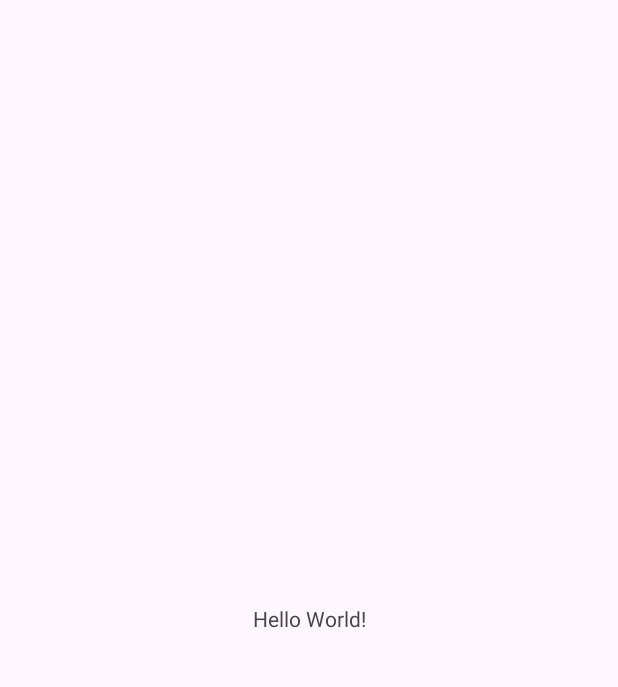
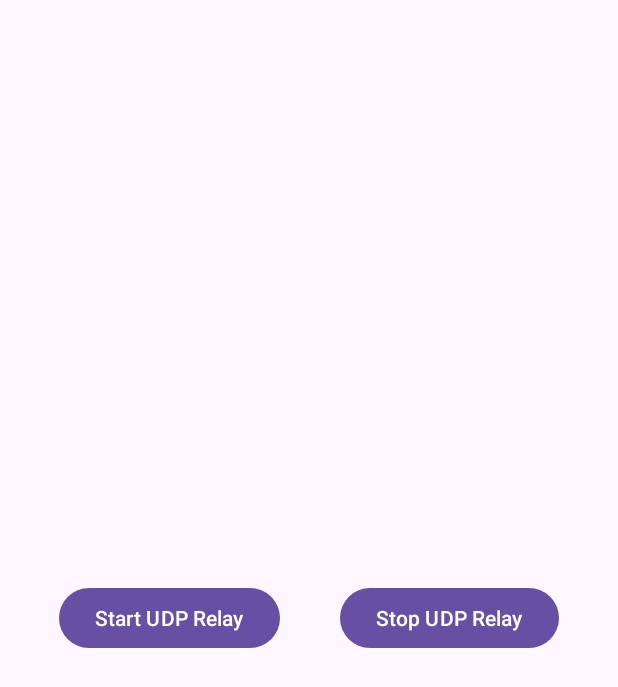
Before and after one commit to yymin1022/Android_UDP_Relay, an Android app: the screen it shows after launch (MainActivity), on a phone screen of 412 x 824 dp. Before the commit the part shown is almost empty. Shown: the top 687 px of the screen. Run offline under Robolectric (Android 15) with nearby library versions, the phone set to English and light mode, and no system bars.

Commit message:
Update Main Layout : Added Buttons for Start/Stop

```diff
--- a/app/src/main/res/layout/activity_main.xml
+++ b/app/src/main/res/layout/activity_main.xml
@@ -7,13 +7,24 @@
     android:layout_height="match_parent"
     tools:context=".MainActivity">
 
-    <TextView
+    <Button
         android:layout_width="wrap_content"
         android:layout_height="wrap_content"
-        android:text="Hello World!"
+        android:text="Start UDP Relay"
+        android:id="@+id/main_btn_start"
         app:layout_constraintBottom_toBottomOf="parent"
-        app:layout_constraintEnd_toEndOf="parent"
+        app:layout_constraintEnd_toStartOf="@id/main_btn_stop"
         app:layout_constraintStart_toStartOf="parent"
         app:layout_constraintTop_toTopOf="parent" />
 
+    <Button
+        android:layout_width="wrap_content"
+        android:layout_height="wrap_content"
+        android:text="Stop UDP Relay"
+        android:id="@+id/main_btn_stop"
+        app:layout_constraintBottom_toBottomOf="parent"
+        app:layout_constraintEnd_toEndOf="parent"
+        app:layout_constraintStart_toEndOf="@id/main_btn_start"
+        app:layout_constraintTop_toTopOf="parent" />
+
 </androidx.constraintlayout.widget.ConstraintLayout>
```
